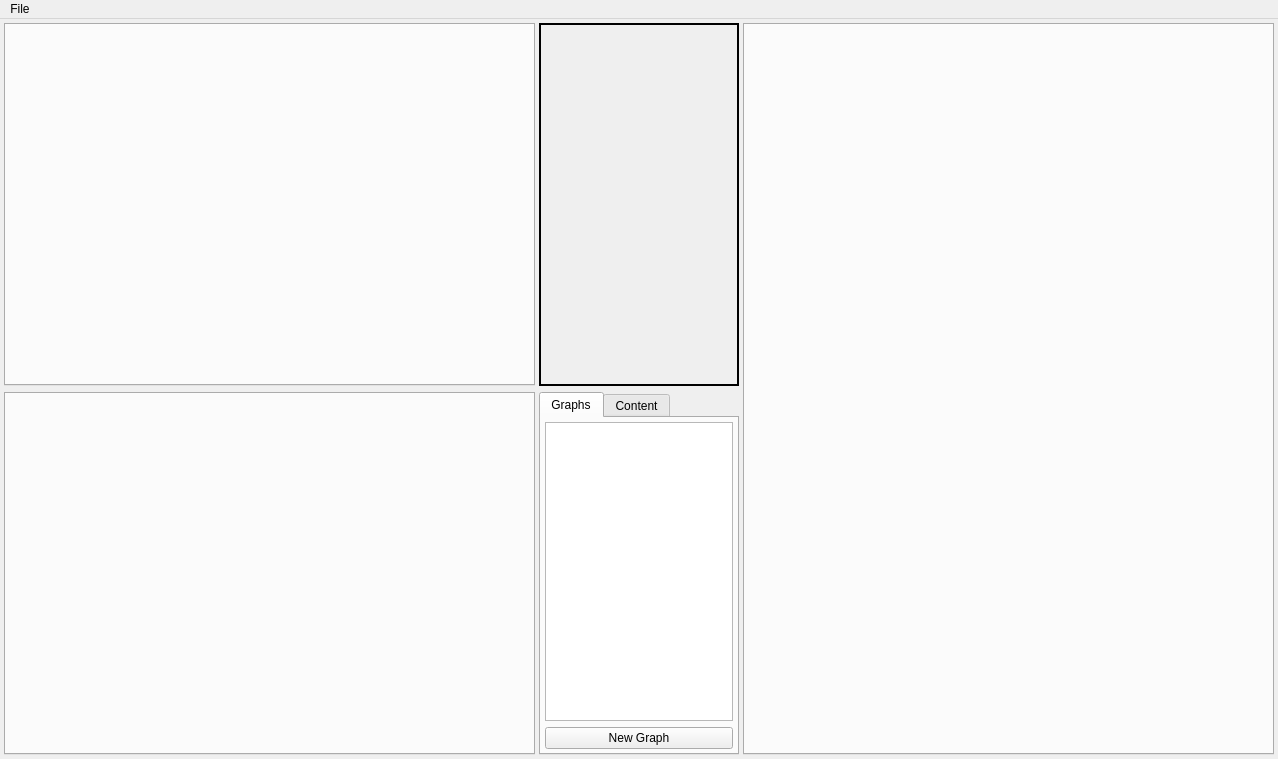
This is zengarden/source/forms/zengarden.ui in aedm/zengine as Qt 5 draws it before an edit. The edited form follows.
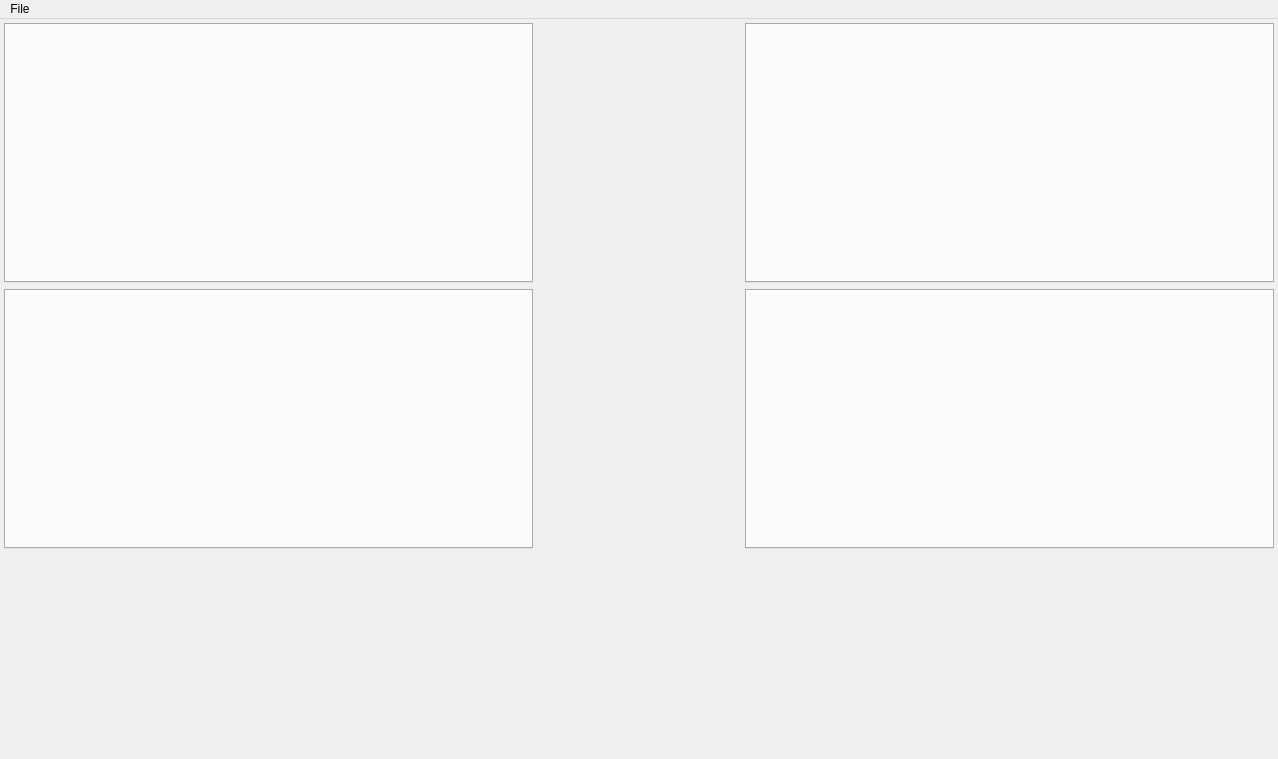
This is the edited form. Icons and pictures are not drawn.

The edit to the form file:
```diff
--- a/zengarden/source/forms/zengarden.ui
+++ b/zengarden/source/forms/zengarden.ui
@@ -23,6 +23,12 @@
  }</string>
   </property>
   <widget class="QWidget" name="centralWidget">
+   <property name="maximumSize">
+    <size>
+     <width>16777215</width>
+     <height>16777215</height>
+    </size>
+   </property>
    <layout class="QHBoxLayout" name="horizontalLayout">
     <property name="spacing">
      <number>4</number>
@@ -40,7 +46,49 @@
      <number>4</number>
     </property>
     <item>
-     <widget class="QWidget" name="widget" native="true">
+     <widget class="QWidget" name="verticalDummy" native="true">
+      <property name="minimumSize">
+       <size>
+        <width>100</width>
+        <height>0</height>
+       </size>
+      </property>
+      <layout class="QVBoxLayout" name="verticalLayout">
+       <property name="leftMargin">
+        <number>0</number>
+       </property>
+       <property name="topMargin">
+        <number>0</number>
+       </property>
+       <property name="rightMargin">
+        <number>0</number>
+       </property>
+       <property name="bottomMargin">
+        <number>0</number>
+       </property>
+       <item>
+        <widget class="QWidget" name="panelsLayout" native="true">
+         <property name="minimumSize">
+          <size>
+           <width>500</width>
+           <height>0</height>
+          </size>
+         </property>
+         <layout class="QHBoxLayout" name="horizontalLayout_2">
+          <property name="leftMargin">
+           <number>0</number>
+          </property>
+          <property name="topMargin">
+           <number>0</number>
+          </property>
+          <property name="rightMargin">
+           <number>0</number>
+          </property>
+          <property name="bottomMargin">
+           <number>0</number>
+          </property>
+          <item>
+           <widget class="QWidget" name="leftLayout" native="true">
       <property name="sizePolicy">
        <sizepolicy hsizetype="Expanding" vsizetype="Preferred">
         <horstretch>0</horstretch>
@@ -84,16 +132,16 @@
      </widget>
     </item>
     <item>
-     <widget class="QWidget" name="centerPanel" native="true">
+           <widget class="QWidget" name="propertyDummy" native="true">
       <property name="sizePolicy">
-       <sizepolicy hsizetype="Fixed" vsizetype="Preferred">
-        <horstretch>1</horstretch>
-        <verstretch>0</verstretch>
+             <sizepolicy hsizetype="Preferred" vsizetype="Preferred">
+              <horstretch>0</horstretch>
+              <verstretch>1</verstretch>
        </sizepolicy>
       </property>
       <property name="minimumSize">
        <size>
-        <width>200</width>
+              <width>50</width>
         <height>0</height>
        </size>
       </property>
@@ -102,96 +150,6 @@
         <width>200</width>
         <height>16777215</height>
        </size>
-      </property>
-      <layout class="QVBoxLayout" name="verticalLayout">
-       <property name="leftMargin">
-        <number>0</number>
-       </property>
-       <property name="topMargin">
-        <number>0</number>
-       </property>
-       <property name="rightMargin">
-        <number>0</number>
-       </property>
-       <property name="bottomMargin">
-        <number>0</number>
-       </property>
-       <item>
-        <widget class="QFrame" name="dummy2">
-         <property name="sizePolicy">
-          <sizepolicy hsizetype="Preferred" vsizetype="Preferred">
-           <horstretch>0</horstretch>
-           <verstretch>1</verstretch>
-          </sizepolicy>
-         </property>
-         <property name="frameShape">
-          <enum>QFrame::Box</enum>
-         </property>
-         <property name="frameShadow">
-          <enum>QFrame::Plain</enum>
-         </property>
-         <layout class="QVBoxLayout" name="verticalLayout_3">
-          <property name="spacing">
-           <number>0</number>
-          </property>
-          <property name="leftMargin">
-           <number>0</number>
-          </property>
-          <property name="topMargin">
-           <number>0</number>
-          </property>
-          <property name="rightMargin">
-           <number>0</number>
-          </property>
-          <property name="bottomMargin">
-           <number>0</number>
-          </property>
-          <item>
-           <widget class="QFrame" name="dummy">
-            <property name="sizePolicy">
-             <sizepolicy hsizetype="Preferred" vsizetype="Expanding">
-              <horstretch>0</horstretch>
-              <verstretch>1</verstretch>
-             </sizepolicy>
-            </property>
-            <property name="autoFillBackground">
-             <bool>true</bool>
-            </property>
-            <property name="frameShape">
-             <enum>QFrame::Box</enum>
-            </property>
-            <property name="frameShadow">
-             <enum>QFrame::Plain</enum>
-            </property>
-            <property name="lineWidth">
-             <number>1</number>
-            </property>
-            <property name="midLineWidth">
-             <number>1</number>
-            </property>
-            <layout class="QVBoxLayout" name="verticalLayout_2">
-             <property name="spacing">
-              <number>0</number>
-             </property>
-             <property name="leftMargin">
-              <number>1</number>
-             </property>
-             <property name="topMargin">
-              <number>1</number>
-             </property>
-             <property name="rightMargin">
-              <number>1</number>
-             </property>
-             <property name="bottomMargin">
-              <number>1</number>
-             </property>
-             <item>
-              <widget class="QWidget" name="dummy3" native="true">
-               <property name="sizePolicy">
-                <sizepolicy hsizetype="Preferred" vsizetype="Preferred">
-                 <horstretch>0</horstretch>
-                 <verstretch>1</verstretch>
-                </sizepolicy>
                </property>
                <layout class="QVBoxLayout" name="verticalLayout_4">
                 <property name="spacing">
@@ -210,7 +168,20 @@
                  <number>0</number>
                 </property>
                 <item>
-                 <widget class="QWidget" name="propertyPanel" native="true"/>
+              <widget class="QWidget" name="propertyPanel" native="true">
+               <property name="minimumSize">
+                <size>
+                 <width>200</width>
+                 <height>0</height>
+                </size>
+               </property>
+               <property name="maximumSize">
+                <size>
+                 <width>16777215</width>
+                 <height>16777215</height>
+                </size>
+               </property>
+              </widget>
                 </item>
                 <item>
                  <spacer name="verticalSpacer">
@@ -226,101 +197,12 @@
                  </spacer>
                 </item>
                </layout>
-               <zorder>verticalSpacer</zorder>
-               <zorder>propertyPanel</zorder>
-              </widget>
-             </item>
-            </layout>
-           </widget>
-          </item>
-         </layout>
-        </widget>
-       </item>
+           </widget>
+          </item>
        <item>
-        <widget class="QTabWidget" name="tabWidget">
-         <property name="sizePolicy">
-          <sizepolicy hsizetype="Expanding" vsizetype="Expanding">
-           <horstretch>0</horstretch>
-           <verstretch>1</verstretch>
-          </sizepolicy>
-         </property>
-         <property name="maximumSize">
-          <size>
-           <width>200</width>
-           <height>16777215</height>
-          </size>
-         </property>
-         <property name="tabPosition">
-          <enum>QTabWidget::North</enum>
-         </property>
-         <property name="tabShape">
-          <enum>QTabWidget::Rounded</enum>
-         </property>
-         <property name="currentIndex">
-          <number>0</number>
-         </property>
-         <property name="elideMode">
-          <enum>Qt::ElideNone</enum>
-         </property>
-         <widget class="QWidget" name="graphsPanel">
-          <property name="sizePolicy">
-           <sizepolicy hsizetype="Expanding" vsizetype="Preferred">
-            <horstretch>0</horstretch>
-            <verstretch>0</verstretch>
-           </sizepolicy>
-          </property>
-          <attribute name="title">
-           <string>Graphs</string>
-          </attribute>
-          <layout class="QVBoxLayout" name="verticalLayout_5">
-           <property name="spacing">
-            <number>6</number>
-           </property>
-           <property name="leftMargin">
-            <number>4</number>
-           </property>
-           <property name="topMargin">
-            <number>4</number>
-           </property>
-           <property name="rightMargin">
-            <number>4</number>
-           </property>
-           <property name="bottomMargin">
-            <number>4</number>
-           </property>
+           <layout class="QVBoxLayout" name="rightLayout">
            <item>
-            <widget class="QListView" name="graphsListView">
-             <property name="sizePolicy">
-              <sizepolicy hsizetype="Expanding" vsizetype="Expanding">
-               <horstretch>0</horstretch>
-               <verstretch>0</verstretch>
-              </sizepolicy>
-             </property>
-            </widget>
-           </item>
-           <item>
-            <widget class="QPushButton" name="addGraphButton">
-             <property name="text">
-              <string>New Graph</string>
-             </property>
-            </widget>
-           </item>
-          </layout>
-         </widget>
-         <widget class="QWidget" name="contentPanel">
-          <attribute name="title">
-           <string>Content</string>
-          </attribute>
-         </widget>
-        </widget>
-       </item>
-      </layout>
-      <zorder>tabWidget</zorder>
-      <zorder>dummy2</zorder>
-     </widget>
-    </item>
-    <item>
-     <widget class="QTabWidget" name="rightPanel">
+             <widget class="QTabWidget" name="upperRightPanel">
       <property name="currentIndex">
        <number>-1</number>
       </property>
@@ -339,6 +221,27 @@
       <property name="tabBarAutoHide">
        <bool>false</bool>
       </property>
+             </widget>
+            </item>
+            <item>
+             <widget class="QTabWidget" name="bottomRightPanel"/>
+            </item>
+           </layout>
+          </item>
+         </layout>
+        </widget>
+       </item>
+       <item>
+        <widget class="QWidget" name="timelinerWidget" native="true">
+         <property name="minimumSize">
+          <size>
+           <width>0</width>
+           <height>200</height>
+          </size>
+         </property>
+        </widget>
+       </item>
+      </layout>
      </widget>
     </item>
    </layout>
```
Lines whose indentation alone changed are shown as unchanged.
